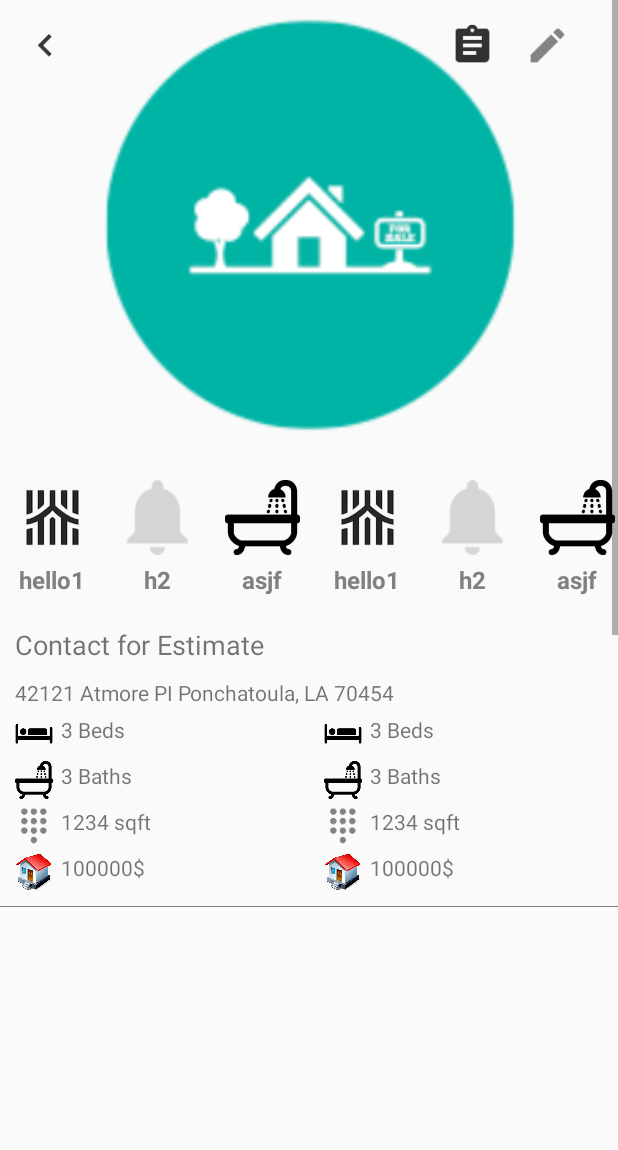
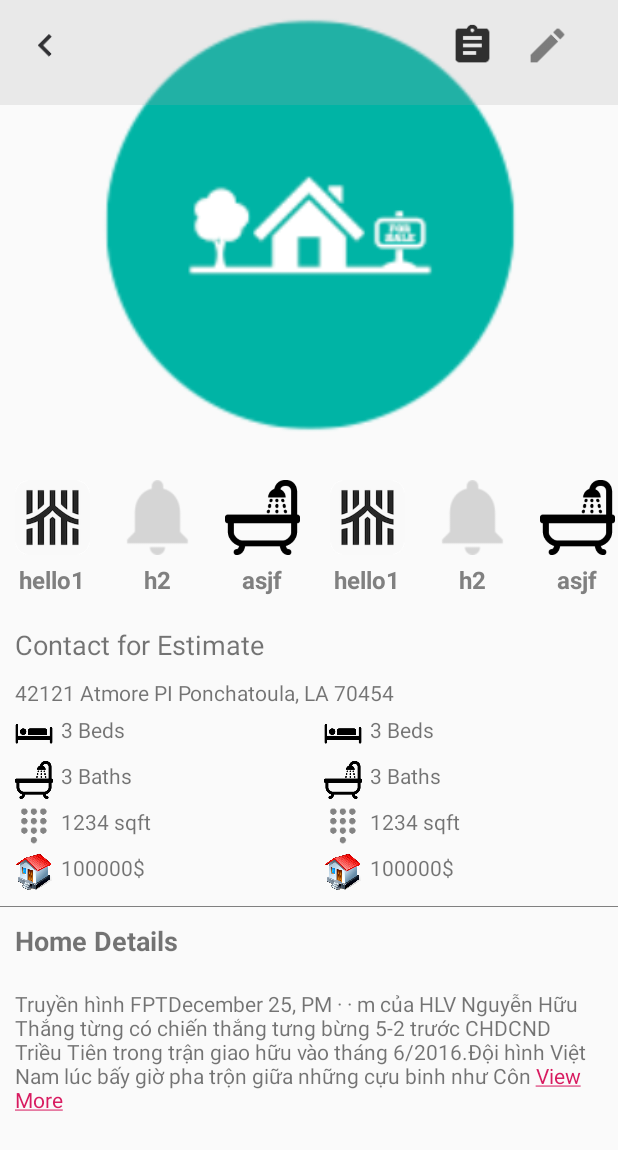
Before and after one commit to tuankhanh45/melodytest, an Android app: the HomeDetailsActivity screen opened directly, with no data from a screen before it, on a phone screen of 412 x 824 dp. Shown: the top 1150 px of the screen. Run offline under Robolectric (Android 15) with nearby library versions, the phone set to English and light mode, and no system bars.

Commit message:
add transparent color

```diff
--- a/app/src/main/java/com/example/khanh/melody/HomeDetails/HomeDetailsActivity.java
+++ b/app/src/main/java/com/example/khanh/melody/HomeDetails/HomeDetailsActivity.java
@@ -4,37 +4,135 @@ import android.support.v7.app.AppCompatActivity;
 import android.os.Bundle;
 import android.support.v7.widget.LinearLayoutManager;
 import android.support.v7.widget.RecyclerView;
+import android.text.Html;
+import android.text.SpannableStringBuilder;
+import android.text.Spanned;
+import android.text.method.LinkMovementMethod;
+import android.text.style.ClickableSpan;
+import android.view.View;
+import android.view.ViewTreeObserver;
+import android.widget.Button;
+import android.widget.ImageView;
+import android.widget.TextView;
 
 import com.example.khanh.melody.R;
 
 import java.util.ArrayList;
 
 public class HomeDetailsActivity extends AppCompatActivity {
-    int[] imv={R.drawable.app_icon,R.drawable.alert,R.drawable.bathroom,R.drawable.app_icon,R.drawable.alert,R.drawable.bathroom};
-    String[] name={"hello1","h2","asjf","hello1","h2","asjf"};
+    int[] imv = {R.drawable.app_icon, R.drawable.alert, R.drawable.bathroom, R.drawable.app_icon, R.drawable.alert, R.drawable.bathroom};
+    String[] name = {"hello1", "h2", "asjf", "hello1", "h2", "asjf"};
+    String des = "Truyền hình FPTDecember 25, PM ·  · m của HLV Nguyễn Hữu Thắng từng có chiến thắng tưng bừng 5-2 trước CHDCND Triều Tiên trong trận giao hữu vào tháng 6/2016.Đội hình Việt Nam lúc bấy giờ pha trộn giữa những cựu binh như Công Vinh, Thành Lương, Đình Luật, kết hợp cùng nhóm sao mai từ HAGL gồm Tuấn Anh, Xuân Trường, Công Phượng, Văn Thanh, Văn Toàn đã chơi một trận tuyệt hay, nhấn chìm đội khách bằng lối chơi tấn công rực lửa khắp mặt sân. Cần biết Triều Tiên năm đó mang sang Việt Nam đ";
+
+    Button show;
+    ImageView back;
+    ImageView list;
+    ImageView edit;
+    TextView txtHomeDetails;
     RecyclerView rcitems;
     Items items;
     ArrayList<Items> itemsList;
     RecyclerListAdapterItem recyclerListAdapterItem;
+
     @Override
     protected void onCreate(Bundle savedInstanceState) {
         super.onCreate(savedInstanceState);
         setContentView(R.layout.activity_home_details);
-        rcitems=(RecyclerView)findViewById(R.id.rc_item);
 
+        //set id
+        rcitems = (RecyclerView) findViewById(R.id.rc_item);
+        txtHomeDetails = (TextView) findViewById(R.id.txt_home_details);
+        show = (Button) findViewById(R.id.btn_show_more);
+        back = (ImageView) findViewById(R.id.img_back);
+        edit = (ImageView) findViewById(R.id.img_edit);
+        list = (ImageView) findViewById(R.id.img_list);
+
+        //set rc view show
         LinearLayoutManager horizontalLayoutManager = new LinearLayoutManager(HomeDetailsActivity.this, LinearLayoutManager.HORIZONTAL, false);
         rcitems.setLayoutManager(horizontalLayoutManager);
         itemsList = new ArrayList<>();
 
-        for (int i=0;i<6;i++){
-            items=new Items();
+        for (int i = 0; i < 6; i++) {
+            items = new Items();
             items.setIcon(imv[i]);
             items.setName(name[i]);
             itemsList.add(items);
         }
-        recyclerListAdapterItem =new RecyclerListAdapterItem(itemsList,HomeDetailsActivity.this);
+        recyclerListAdapterItem = new RecyclerListAdapterItem(itemsList, HomeDetailsActivity.this);
         rcitems.setAdapter(recyclerListAdapterItem);
-//        recyclerListAdapterItem.notifyDataSetChanged();
+        recyclerListAdapterItem.notifyDataSetChanged();
+
+        txtHomeDetails.setText(des);
+        makeTextViewResizable(txtHomeDetails, 4, "View More", true);
+        // onclick action
+        back.setOnClickListener(new View.OnClickListener() {
+            @Override
+            public void onClick(View view) {
+                onBackPressed();
+            }
+        });
+    }
+
+    // show more less view
+    public static void makeTextViewResizable(final TextView tv, final int maxLine, final String expandText, final boolean viewMore) {
+
+        if (tv.getTag() == null) {
+            tv.setTag(tv.getText());
+        }
+        ViewTreeObserver vto = tv.getViewTreeObserver();
+        vto.addOnGlobalLayoutListener(new ViewTreeObserver.OnGlobalLayoutListener() {
+
+            @SuppressWarnings("deprecation")
+            @Override
+            public void onGlobalLayout() {
+                String text;
+                int lineEndIndex;
+                ViewTreeObserver obs = tv.getViewTreeObserver();
+                obs.removeGlobalOnLayoutListener(this);
+                if (maxLine == 0) {
+                    lineEndIndex = tv.getLayout().getLineEnd(0);
+                    text = tv.getText().subSequence(0, lineEndIndex - expandText.length() + 1) + " " + expandText;
+                } else if (maxLine > 0 && tv.getLineCount() >= maxLine) {
+                    lineEndIndex = tv.getLayout().getLineEnd(maxLine - 1);
+                    text = tv.getText().subSequence(0, lineEndIndex - expandText.length() + 1) + " " + expandText;
+                } else {
+                    lineEndIndex = tv.getLayout().getLineEnd(tv.getLayout().getLineCount() - 1);
+                    text = tv.getText().subSequence(0, lineEndIndex) + " " + expandText;
+                }
+                tv.setText(text);
+                tv.setMovementMethod(LinkMovementMethod.getInstance());
+                tv.setText(
+                        addClickablePartTextViewResizable(Html.fromHtml(tv.getText().toString()), tv, lineEndIndex, expandText,
+                                viewMore), TextView.BufferType.SPANNABLE);
+            }
+        });
+
+    }
+
+    private static SpannableStringBuilder addClickablePartTextViewResizable(final Spanned strSpanned, final TextView tv,
+                                                                            final int maxLine, final String spanableText, final boolean viewMore) {
+        String str = strSpanned.toString();
+        SpannableStringBuilder ssb = new SpannableStringBuilder(strSpanned);
+
+        if (str.contains(spanableText)) {
+            ssb.setSpan(new ClickableSpan() {
+
+                @Override
+                public void onClick(View widget) {
+                    tv.setLayoutParams(tv.getLayoutParams());
+                    tv.setText(tv.getTag().toString(), TextView.BufferType.SPANNABLE);
+                    tv.invalidate();
+                    if (viewMore) {
+                        makeTextViewResizable(tv, -1, "View Less", false);
+                    } else {
+                        makeTextViewResizable(tv, 3, "View More", true);
+                    }
+
+                }
+            }, str.indexOf(spanableText), str.indexOf(spanableText) + spanableText.length(), 0);
+
+        }
+        return ssb;
 
     }
 }
--- a/app/src/main/res/layout/activity_home_details.xml
+++ b/app/src/main/res/layout/activity_home_details.xml
@@ -4,9 +4,11 @@
     android:layout_width="match_parent"
     android:layout_height="match_parent"
     tools:context=".HomeDetails.HomeDetailsActivity">
+
     <ScrollView
         android:layout_width="match_parent"
         android:layout_height="match_parent">
+
         <LinearLayout
             android:layout_width="match_parent"
             android:layout_height="match_parent"
@@ -219,25 +221,54 @@ Ponchatoula, LA 70454"
                 android:layout_height="0.5dp"
                 android:layout_marginTop="10dp"
                 android:background="@color/gray"
-                android:orientation="vertical"></LinearLayout>
+                android:orientation="vertical">
+            </LinearLayout>
 
-            <ImageView
+            <TextView
+                android:layout_width="wrap_content"
+                android:layout_height="wrap_content"
+                android:layout_margin="10dp"
+                android:text="Home Details"
+                android:textSize="18dp"
+                android:textStyle="bold" />
+
+            <TextView
+                android:id="@+id/txt_home_details"
                 android:layout_width="match_parent"
-                android:layout_height="1000dp" />
+                android:layout_height="wrap_content"
+                android:layout_margin="10dp"
+                android:textSize="14dp" />
+
+            <LinearLayout
+                android:layout_width="match_parent"
+                android:layout_height="wrap_content"
+                android:gravity="center"
+                android:orientation="vertical">
+
+                <Button
+                    android:id="@+id/btn_show_more"
+                    android:layout_width="wrap_content"
+                    android:layout_height="wrap_content"
+                    android:padding="10dp"
+                    android:visibility="gone" />
+            </LinearLayout>
         </LinearLayout>
     </ScrollView>
+
     <RelativeLayout
         android:layout_width="match_parent"
         android:layout_height="70dp"
-        android:background="#00000000">
+        android:background="#33a6a6a6">
 
         <ImageView
+            android:id="@+id/img_back"
             android:layout_width="30dp"
             android:layout_height="30dp"
             android:layout_margin="15dp"
             android:src="@drawable/ic_back" />
 
         <ImageView
+            android:id="@+id/img_list"
             android:layout_width="30dp"
             android:layout_height="30dp"
             android:layout_marginLeft="300dp"
@@ -245,6 +276,7 @@ Ponchatoula, LA 70454"
             android:src="@drawable/ic_list" />
 
         <ImageView
+            android:id="@+id/img_edit"
             android:layout_width="30dp"
             android:layout_height="30dp"
             android:layout_marginLeft="350dp"
```
